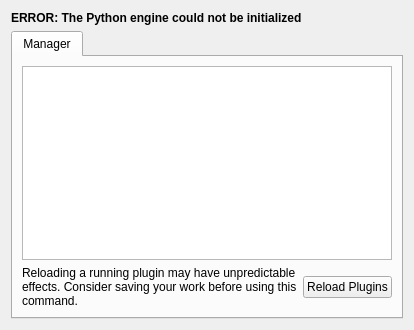
This is addons/kate/pate/src/manager.ui in KDE/kate as Qt 5 draws it before an edit. The edited form follows.
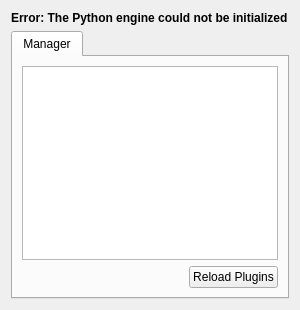
This is the edited form. Icons and pictures are not drawn. Custom widgets are drawn as their Qt base class.

The edit to the form file:
```diff
--- a/addons/kate/pate/src/manager.ui
+++ b/addons/kate/pate/src/manager.ui
@@ -12,7 +12,7 @@
       </font>
      </property>
      <property name="text">
-      <string>ERROR: The Python engine could not be initialized</string>
+      <string>Error: The Python engine could not be initialized</string>
      </property>
     </widget>
    </item>
@@ -22,18 +22,48 @@
       <attribute name="title">
        <string>Manager</string>
       </attribute>
-      <layout class="QGridLayout" name="gridLayout_2">
-       <item row="1" column="0">
-        <widget class="QLabel" name="label">
-         <property name="text">
-          <string>Reloading a running plugin may have unpredictable effects. Consider saving your work before using this command.</string>
+      <layout class="QVBoxLayout" name="verticalLayout_2">
+       <item>
+        <widget class="QTreeView" name="pluginsList">
+         <property name="selectionMode">
+          <enum>QAbstractItemView::SingleSelection</enum>
          </property>
-         <property name="wordWrap">
+         <property name="selectionBehavior">
+          <enum>QAbstractItemView::SelectRows</enum>
+         </property>
+         <property name="rootIsDecorated">
+          <bool>false</bool>
+         </property>
+         <property name="itemsExpandable">
+          <bool>false</bool>
+         </property>
+         <property name="sortingEnabled">
           <bool>true</bool>
          </property>
+         <property name="expandsOnDoubleClick">
+          <bool>false</bool>
+         </property>
+         <attribute name="headerShowSortIndicator" stdset="0">
+          <bool>false</bool>
+         </attribute>
         </widget>
        </item>
-       <item row="1" column="1">
+       <item>
+        <layout class="QHBoxLayout" name="horizontalLayout">
+         <item>
+          <spacer name="horizontalSpacer">
+           <property name="orientation">
+            <enum>Qt::Horizontal</enum>
+           </property>
+           <property name="sizeHint" stdset="0">
+            <size>
+             <width>40</width>
+             <height>20</height>
+            </size>
+           </property>
+          </spacer>
+         </item>
+         <item>
         <widget class="KPushButton" name="reload">
          <property name="text">
           <string>Reload Plugins</string>
@@ -45,8 +75,7 @@
          </property>
         </widget>
        </item>
-       <item row="0" column="0" colspan="2">
-        <widget class="QTreeView" name="tree"/>
+        </layout>
        </item>
       </layout>
      </widget>
```
Left out of the diff: 3 changed lines with no effect on the pictures. Lines whose indentation alone changed are shown as unchanged.
